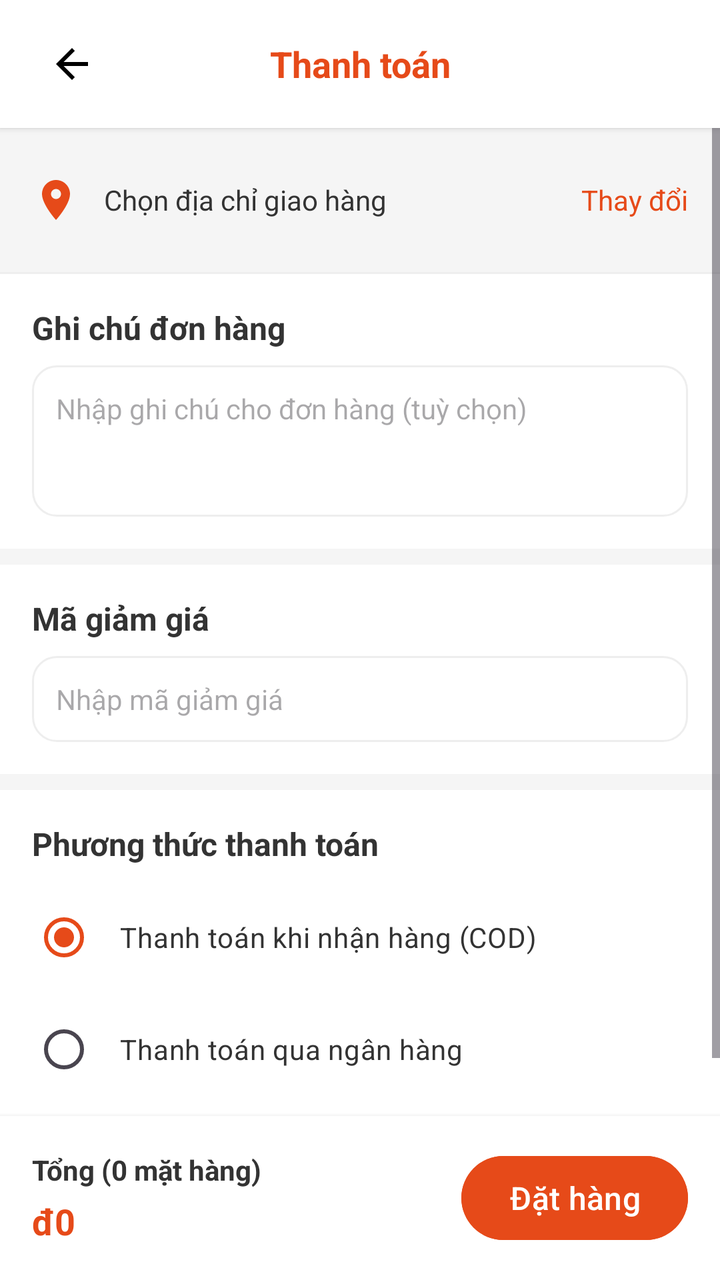
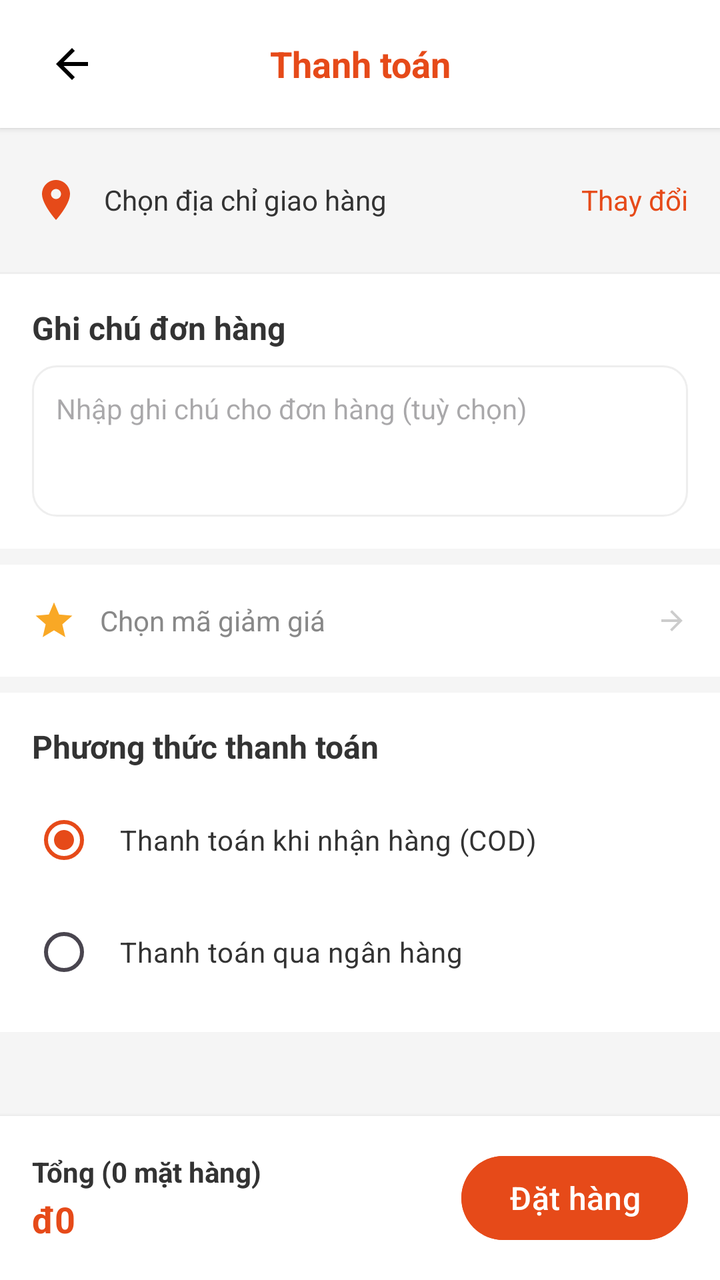

Before-and-after screenshots of an Android layout around one commit, followed by the original layout XML and the change that was made.
<!-- AndroidManifest.xml: application theme Theme.Buoi1 -->
<!-- res/layout/activity_checkout.xml -->
<?xml version="1.0" encoding="utf-8"?>
<RelativeLayout xmlns:android="http://schemas.android.com/apk/res/android"
    android:layout_width="match_parent"
    android:layout_height="match_parent"
    android:background="#F5F5F5">

    
    <LinearLayout
        android:id="@+id/topBarCheckout"
        android:layout_width="match_parent"
        android:layout_height="?attr/actionBarSize"
        android:background="@color/white"
        android:elevation="2dp"
        android:gravity="center_vertical"
        android:orientation="horizontal"
        android:paddingHorizontal="16dp">

        <ImageButton
            android:id="@+id/btnCheckoutBack"
            android:layout_width="40dp"
            android:layout_height="40dp"
            android:background="?attr/selectableItemBackgroundBorderless"
            android:src="@drawable/ic_back_arrow" />

        <TextView
            android:layout_width="0dp"
            android:layout_height="wrap_content"
            android:layout_weight="1"
            android:gravity="center"
            android:text="Thanh toán"
            android:textColor="#E64A19"
            android:textSize="18sp"
            android:textStyle="bold"
            android:layout_marginEnd="40dp" />
    </LinearLayout>

    <ScrollView
        android:layout_width="match_parent"
        android:layout_height="match_parent"
        android:layout_above="@+id/bottomBarCheckout"
        android:layout_below="@+id/topBarCheckout">

        <LinearLayout
            android:layout_width="match_parent"
            android:layout_height="wrap_content"
            android:orientation="vertical"
            android:paddingBottom="24dp">

            
            <LinearLayout
                android:id="@+id/llAddressContainer"
                android:layout_width="match_parent"
                android:layout_height="wrap_content"
                android:background="?attr/selectableItemBackground"
                android:clickable="true"
                android:focusable="true"
                android:padding="16dp"
                android:orientation="horizontal"
                android:gravity="center_vertical"
                android:layout_marginTop="8dp">

                <ImageView
                    android:layout_width="24dp"
                    android:layout_height="24dp"
                    android:src="@drawable/ic_location"
                    android:contentDescription="Address Icon" />

                <LinearLayout
                    android:layout_width="0dp"
                    android:layout_height="wrap_content"
                    android:layout_weight="1"
                    android:layout_marginStart="12dp"
                    android:orientation="vertical">

                    <TextView
                        android:id="@+id/tvCheckoutAddress"
                        android:layout_width="wrap_content"
                        android:layout_height="wrap_content"
                        android:text="Chọn địa chỉ giao hàng"
                        android:textColor="#333333"
                        android:textSize="14sp" />
                </LinearLayout>

                <TextView
                    android:layout_width="wrap_content"
                    android:layout_height="wrap_content"
                    android:text="Thay đổi"
                    android:textColor="#E64A19"
                    android:textSize="14sp" />
            </LinearLayout>

            <View
                android:layout_width="match_parent"
                android:layout_height="8dp"
                android:background="#F5F5F5" />

            
            <LinearLayout
                android:id="@+id/llCheckoutItems"
                android:layout_width="match_parent"
                android:layout_height="wrap_content"
                android:orientation="vertical"
                android:background="@color/white" />

            <View
                android:layout_width="match_parent"
                android:layout_height="1dp"
                android:background="#EEEEEE" />

            
            <LinearLayout
                android:layout_width="match_parent"
                android:layout_height="wrap_content"
                android:background="@color/white"
                android:orientation="vertical"
                android:padding="16dp">

                <TextView
                    android:layout_width="wrap_content"
                    android:layout_height="wrap_content"
                    android:text="Ghi chú đơn hàng"
                    android:textColor="#333333"
                    android:textSize="16sp"
                    android:textStyle="bold" />

                <EditText
                    android:id="@+id/etCheckoutNote"
                    android:layout_width="match_parent"
                    android:layout_height="wrap_content"
                    android:layout_marginTop="8dp"
                    android:background="@drawable/bg_border_rounded"
                    android:gravity="top|start"
                    android:hint="Nhập ghi chú cho đơn hàng (tuỳ chọn)"
                    android:minLines="3"
                    android:padding="12dp"
                    android:textColor="#333333"
                    android:textSize="14sp" />
            </LinearLayout>

            <View
                android:layout_width="match_parent"
                android:layout_height="8dp"
                android:background="#F5F5F5" />

            
            <LinearLayout
                android:layout_width="match_parent"
                android:layout_height="wrap_content"
                android:background="@color/white"
                android:orientation="vertical"
                android:padding="16dp">

                <TextView
                    android:layout_width="wrap_content"
                    android:layout_height="wrap_content"
                    android:text="Mã giảm giá"
                    android:textColor="#333333"
                    android:textSize="16sp"
                    android:textStyle="bold" />

                <EditText
                    android:id="@+id/etCheckoutPromo"
                    android:layout_width="match_parent"
                    android:layout_height="wrap_content"
                    android:layout_marginTop="8dp"
                    android:background="@drawable/bg_border_rounded"
                    android:hint="Nhập mã giảm giá"
                    android:padding="12dp"
                    android:textColor="#333333"
                    android:textSize="14sp" />
            </LinearLayout>

            <View
                android:layout_width="match_parent"
                android:layout_height="8dp"
                android:background="#F5F5F5" />

            
            <LinearLayout
                android:layout_width="match_parent"
                android:layout_height="wrap_content"
                android:background="@color/white"
                android:orientation="vertical"
                android:padding="16dp">

                <TextView
                    android:layout_width="wrap_content"
                    android:layout_height="wrap_content"
                    android:text="Phương thức thanh toán"
                    android:textColor="#333333"
                    android:textSize="16sp"
                    android:textStyle="bold"
                    android:layout_marginBottom="12dp" />

                <RadioGroup
                    android:id="@+id/rgPaymentMethods"
                    android:layout_width="match_parent"
                    android:layout_height="wrap_content"
                    android:orientation="vertical">

                    
                    <RadioButton
                        android:id="@+id/rbPaymentCOD"
                        android:layout_width="match_parent"
                        android:layout_height="wrap_content"
                        android:background="?attr/selectableItemBackground"
                        android:padding="12dp"
                        android:layout_marginBottom="8dp"
                        android:text="Thanh toán khi nhận hàng (COD)"
                        android:textColor="#333333"
                        android:textSize="14sp"
                        android:buttonTint="#E64A19"
                        android:checked="true" />

                    
                    <RadioButton
                        android:id="@+id/rbPaymentBank"
                        android:layout_width="match_parent"
                        android:layout_height="wrap_content"
                        android:background="?attr/selectableItemBackground"
                        android:padding="12dp"
                        android:text="Thanh toán qua ngân hàng"
                        android:textColor="#333333"
                        android:textSize="14sp"
                        android:buttonTint="#E64A19" />
                </RadioGroup>
            </LinearLayout>
        </LinearLayout>
    </ScrollView>

    
    <LinearLayout
        android:id="@+id/bottomBarCheckout"
        android:layout_width="match_parent"
        android:layout_height="wrap_content"
        android:layout_alignParentBottom="true"
        android:background="@color/white"
        android:elevation="4dp"
        android:gravity="center_vertical"
        android:orientation="horizontal"
        android:padding="16dp">

        <LinearLayout
            android:layout_width="0dp"
            android:layout_height="wrap_content"
            android:layout_weight="1"
            android:orientation="vertical">
            <TextView
                android:id="@+id/tvCheckoutTotalItems"
                android:layout_width="wrap_content"
                android:layout_height="wrap_content"
                android:text="Tổng (0 mặt hàng)"
                android:textColor="#333333"
                android:textSize="14sp"
                android:textStyle="bold" />

            <TextView
                android:id="@+id/tvCheckoutTotalPrice"
                android:layout_width="wrap_content"
                android:layout_height="wrap_content"
                android:layout_marginTop="4dp"
                android:text="đ0"
                android:textColor="#E64A19"
                android:textSize="18sp"
                android:textStyle="bold" />
        </LinearLayout>

        <Button
            android:id="@+id/btnCheckoutPlaceOrder"
            android:layout_width="wrap_content"
            android:layout_height="50dp"
            android:backgroundTint="#E64A19"
            android:text="Đặt hàng"
            android:textColor="@color/white"
            android:textSize="16sp"
            android:paddingHorizontal="24dp" />
    </LinearLayout>

</RelativeLayout>
<!-- resources referenced by this layout -->
<resources>
  <color name="white">#FFFFFFFF</color>
  <!-- drawable bg_border_rounded (drawable) -->
  <?xml version="1.0" encoding="utf-8"?>
  <shape xmlns:android="http://schemas.android.com/apk/res/android"
      android:shape="rectangle">
      <solid android:color="@color/white" />
      <stroke android:width="1dp" android:color="#EEEEEE" />
      <corners android:radius="12dp" />
  </shape>
  <!-- drawable ic_back_arrow (drawable) -->
  <vector xmlns:android="http://schemas.android.com/apk/res/android"
      android:width="24dp"
      android:height="24dp"
      android:viewportWidth="24"
      android:viewportHeight="24">
    <path
        android:fillColor="#000000"
        android:pathData="M20,11H7.83l5.59,-5.59L12,4l-8,8 8,8 1.41,-1.41L7.83,13H20v-2z"/>
  </vector>
  <!-- drawable ic_location (drawable) -->
  <?xml version="1.0" encoding="utf-8"?>
  <vector xmlns:android="http://schemas.android.com/apk/res/android"
      android:width="24dp"
      android:height="24dp"
      android:viewportWidth="24"
      android:viewportHeight="24">
      <path
          android:fillColor="#E64A19"
          android:pathData="M12,2C8.13,2 5,5.13 5,9c0,5.25 7,13 7,13s7,-7.75 7,-13C19,5.13 15.87,2 12,2ZM12,11.5c-1.38,0 -2.5,-1.12 -2.5,-2.5s1.12,-2.5 2.5,-2.5 2.5,1.12 2.5,2.5 -1.12,2.5 -2.5,2.5Z" />
  </vector>
  <style name="Theme.Buoi1" parent="Base.Theme.Buoi1" />
  <style name="Base.Theme.Buoi1" parent="Theme.Material3.DayNight.NoActionBar">
          
          <item name="colorPrimary">@color/colorPrimary</item>
          <item name="colorSecondary">@color/colorPrimary</item>
          <item name="colorPrimaryVariant">@color/colorButtonLight</item>
      </style>
  <color name="colorPrimary">#E64A19</color>
  <color name="colorButtonLight">#FF8A65</color>
</resources>

<!-- the commit's change to res/layout/activity_checkout.xml (unified diff, before → after) -->
@@ -1,5 +1,6 @@
 <?xml version="1.0" encoding="utf-8"?>
 <RelativeLayout xmlns:android="http://schemas.android.com/apk/res/android"
+    xmlns:app="http://schemas.android.com/apk/res-auto"
     android:layout_width="match_parent"
     android:layout_height="match_parent"
     android:background="#F5F5F5">
@@ -147,27 +148,95 @@
                 android:layout_width="match_parent"
                 android:layout_height="wrap_content"
                 android:background="@color/white"
-                android:orientation="vertical"
-                android:padding="16dp">
-
-                <TextView
-                    android:layout_width="wrap_content"
-                    android:layout_height="wrap_content"
-                    android:text="Mã giảm giá"
-                    android:textColor="#333333"
-                    android:textSize="16sp"
-                    android:textStyle="bold" />
-
-                <EditText
-                    android:id="@+id/etCheckoutPromo"
+                android:orientation="vertical">
+
+                
+                <LinearLayout
+                    android:id="@+id/llPickPromo"
                     android:layout_width="match_parent"
-                    android:layout_height="wrap_content"
-                    android:layout_marginTop="8dp"
-                    android:background="@drawable/bg_border_rounded"
-                    android:hint="Nhập mã giảm giá"
-                    android:padding="12dp"
-                    android:textColor="#333333"
-                    android:textSize="14sp" />
+                    android:layout_height="56dp"
+                    android:background="?attr/selectableItemBackground"
+                    android:clickable="true"
+                    android:focusable="true"
+                    android:gravity="center_vertical"
+                    android:orientation="horizontal"
+                    android:paddingHorizontal="16dp">
+
+                    <ImageView
+                        android:layout_width="22dp"
+                        android:layout_height="22dp"
+                        android:src="@drawable/ic_star_filled"
+                        app:tint="#F9A825"
+                        android:layout_marginEnd="12dp" />
+
+                    <TextView
+                        android:id="@+id/tvPromoPickerLabel"
+                        android:layout_width="0dp"
+                        android:layout_height="wrap_content"
+                        android:layout_weight="1"
+                        android:text="Chọn mã giảm giá"
+                        android:textColor="#888888"
+                        android:textSize="14sp" />
+
+                    <ImageView
+                        android:layout_width="16dp"
+                        android:layout_height="16dp"
+                        android:src="@drawable/ic_back_arrow"
+                        android:rotation="180"
+                        app:tint="#CCCCCC" />
+                </LinearLayout>
+
+                
+                <LinearLayout
+                    android:id="@+id/llPromoResult"
+                    android:layout_width="match_parent"
+                    android:layout_height="wrap_content"
+                    android:background="#F1F8E9"
+                    android:orientation="horizontal"
+                    android:gravity="center_vertical"
+                    android:paddingHorizontal="16dp"
+                    android:paddingVertical="10dp"
+                    android:visibility="gone">
+
+                    <ImageView
+                        android:layout_width="18dp"
+                        android:layout_height="18dp"
+                        android:src="@drawable/ic_star_filled"
+                        app:tint="#2E7D32"
+                        android:layout_marginEnd="8dp" />
+
+                    <TextView
+                        android:id="@+id/tvPromoDesc"
+                        android:layout_width="0dp"
+                        android:layout_height="wrap_content"
+                        android:layout_weight="1"
+                        android:text="Giảm 10%"
+                        android:textColor="#2E7D32"
+                        android:textSize="13sp"
+                        android:textStyle="bold" />
+
+                    <TextView
+                        android:id="@+id/tvPromoSaving"
+                        android:layout_width="wrap_content"
+                        android:layout_height="wrap_content"
+                        android:text="-đ0"
+                        android:textColor="#2E7D32"
+                        android:textSize="13sp"
+                        android:textStyle="bold" />
+
+                    <ImageView
+                        android:id="@+id/btnRemovePromo"
+                        android:layout_width="32dp"
+                        android:layout_height="32dp"
+                        android:src="@drawable/ic_delete"
+                        app:tint="#C62828"
+                        android:alpha="0.7"
+                        android:background="?attr/selectableItemBackgroundBorderless"
+                        android:clickable="true"
+                        android:focusable="true"
+                        android:padding="5dp"
+                        android:layout_marginStart="6dp" />
+                </LinearLayout>
             </LinearLayout>
 
             <View
@@ -245,6 +314,7 @@
             android:layout_height="wrap_content"
             android:layout_weight="1"
             android:orientation="vertical">
+
             <TextView
                 android:id="@+id/tvCheckoutTotalItems"
                 android:layout_width="wrap_content"
@@ -255,10 +325,20 @@
                 android:textStyle="bold" />
 
             <TextView
+                android:id="@+id/tvCheckoutDiscountLine"
+                android:layout_width="wrap_content"
+                android:layout_height="wrap_content"
+                android:layout_marginTop="2dp"
+                android:text=""
+                android:textColor="#2E7D32"
+                android:textSize="12sp"
+                android:visibility="gone" />
+
+            <TextView
                 android:id="@+id/tvCheckoutTotalPrice"
                 android:layout_width="wrap_content"
                 android:layout_height="wrap_content"
-                android:layout_marginTop="4dp"
+                android:layout_marginTop="2dp"
                 android:text="đ0"
                 android:textColor="#E64A19"
                 android:textSize="18sp"
<!-- resource entries referenced after the edit -->
@@ -19,6 +19,16 @@
         android:fillColor="#000000"
         android:pathData="M20,11H7.83l5.59,-5.59L12,4l-8,8 8,8 1.41,-1.41L7.83,13H20v-2z"/>
   </vector>
+  <!-- drawable ic_delete (drawable) -->
+  <vector xmlns:android="http://schemas.android.com/apk/res/android"
+      android:width="24dp"
+      android:height="24dp"
+      android:viewportWidth="24"
+      android:viewportHeight="24">
+      <path
+          android:fillColor="#000000"
+          android:pathData="M6,19c0,1.1 0.9,2 2,2h8c1.1,0 2,-0.9 2,-2V7H6v12zM19,4h-3.5l-1,-1h-5l-1,1H5v2h14V4z" />
+  </vector>
   <!-- drawable ic_location (drawable) -->
   <?xml version="1.0" encoding="utf-8"?>
   <vector xmlns:android="http://schemas.android.com/apk/res/android"
@@ -29,6 +39,16 @@
       <path
           android:fillColor="#E64A19"
           android:pathData="M12,2C8.13,2 5,5.13 5,9c0,5.25 7,13 7,13s7,-7.75 7,-13C19,5.13 15.87,2 12,2ZM12,11.5c-1.38,0 -2.5,-1.12 -2.5,-2.5s1.12,-2.5 2.5,-2.5 2.5,1.12 2.5,2.5 -1.12,2.5 -2.5,2.5Z" />
+  </vector>
+  <!-- drawable ic_star_filled (drawable) -->
+  <vector xmlns:android="http://schemas.android.com/apk/res/android"
+      android:width="24dp"
+      android:height="24dp"
+      android:viewportWidth="24"
+      android:viewportHeight="24">
+    <path
+        android:fillColor="#FFC107"
+        android:pathData="M12,17.27L18.18,21l-1.64,-7.03L22,9.24l-7.19,-0.61L12,2 9.19,8.63 2,9.24l5.46,4.73L5.82,21z"/>
   </vector>
   <style name="Theme.Buoi1" parent="Base.Theme.Buoi1" />
   <style name="Base.Theme.Buoi1" parent="Theme.Material3.DayNight.NoActionBar">
